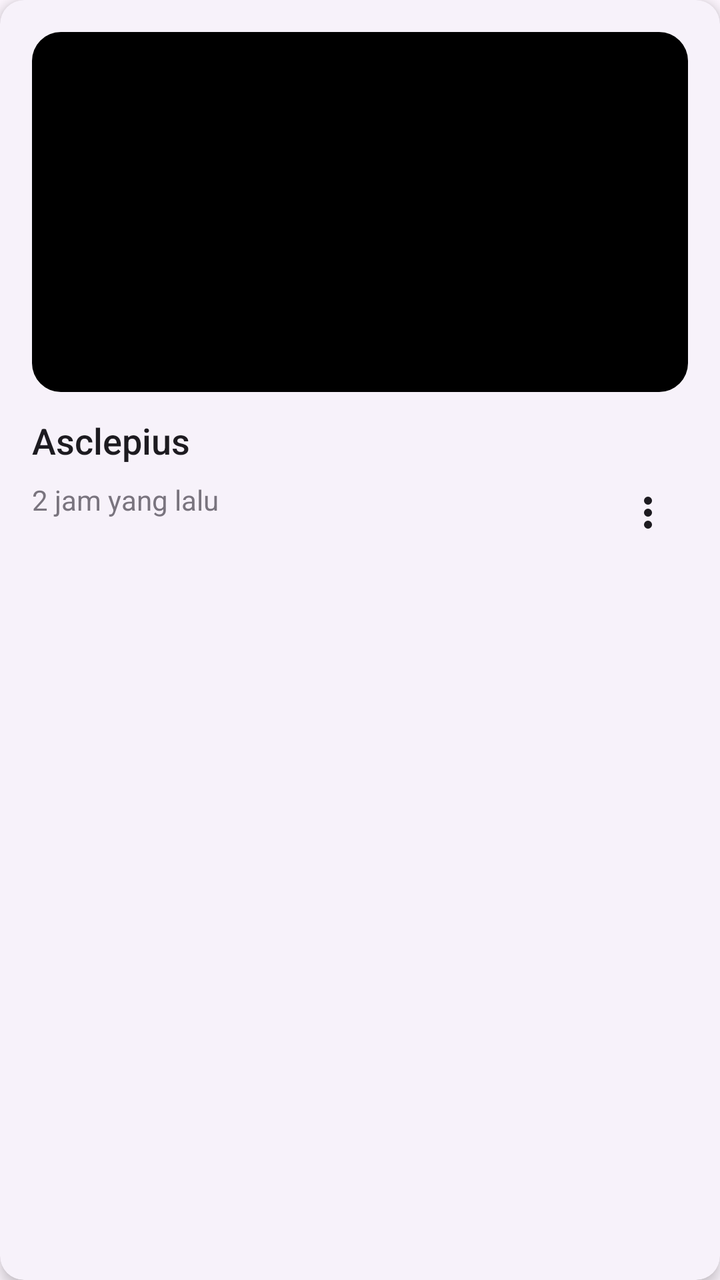
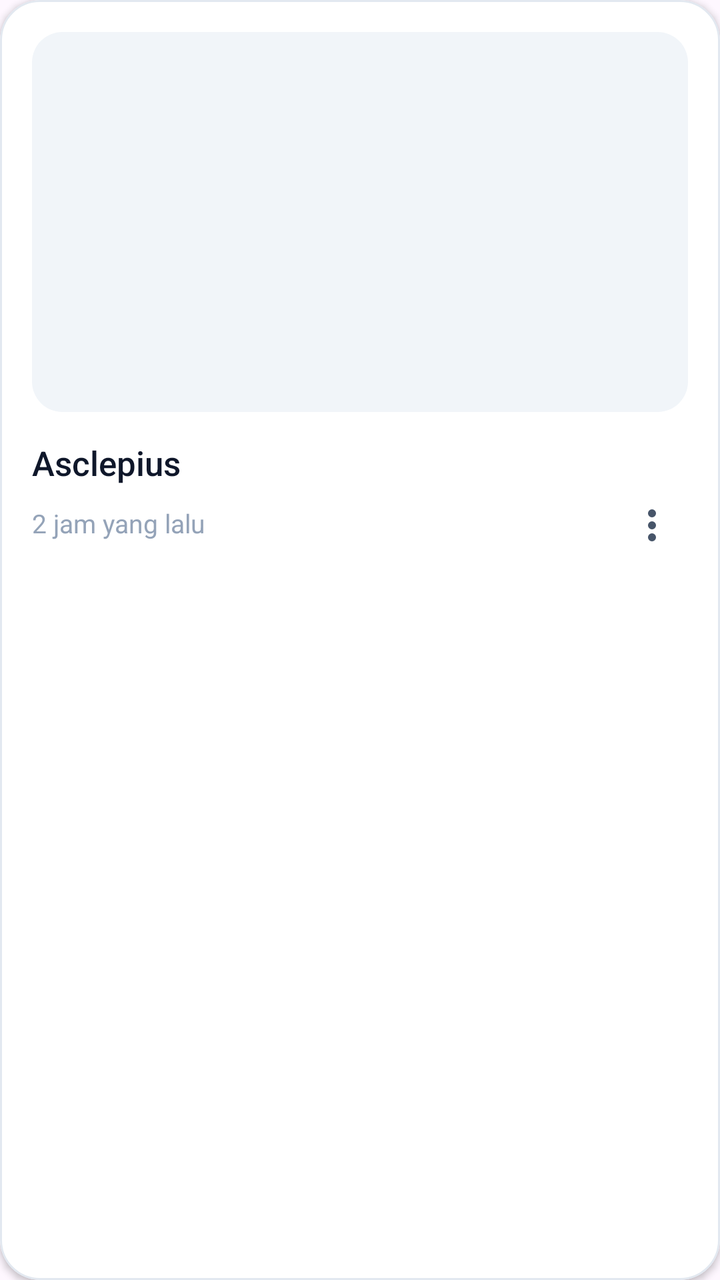

An Android layout rendered at two revisions. The XML below is the earlier revision; the diff shows what the commit changed to produce the second picture.
<!-- AndroidManifest.xml: application theme Theme.Asclepius -->
<!-- res/layout/item_news.xml -->
<?xml version="1.0" encoding="utf-8"?>
<com.google.android.material.card.MaterialCardView xmlns:android="http://schemas.android.com/apk/res/android"
    xmlns:app="http://schemas.android.com/apk/res-auto"
    android:layout_width="match_parent"
    android:layout_height="wrap_content"
    android:layout_marginHorizontal="16dp"
    android:layout_marginVertical="8dp"
    app:cardBackgroundColor="?attr/colorSurfaceContainerLow"
    app:cardCornerRadius="12dp"
    app:cardElevation="4dp"
    app:strokeWidth="0dp">

    <androidx.constraintlayout.widget.ConstraintLayout
        android:layout_width="match_parent"
        android:layout_height="wrap_content"
        android:padding="16dp">

        
        <com.google.android.material.imageview.ShapeableImageView
            android:id="@+id/shapeableImageView"
            android:layout_width="0dp"
            android:layout_height="180dp"
            android:scaleType="centerCrop"
            android:src="@color/black"
            app:layout_constraintEnd_toEndOf="parent"
            app:layout_constraintStart_toStartOf="parent"
            app:layout_constraintTop_toTopOf="parent"
            app:shapeAppearanceOverlay="@style/roundedImageViewRounded" />

        
        <com.google.android.material.textview.MaterialTextView
            android:id="@+id/titleTextView"
            android:layout_width="0dp"
            android:layout_height="wrap_content"
            android:layout_marginTop="12dp"
            android:ellipsize="end"
            android:fontFamily="sans-serif-medium"
            android:lineSpacingExtra="4dp"
            android:maxLines="2"
            android:text="@string/app_name"
            android:textColor="?attr/colorOnSurface"
            android:textSize="18sp"
            app:layout_constraintEnd_toEndOf="parent"
            app:layout_constraintStart_toStartOf="parent"
            app:layout_constraintTop_toBottomOf="@id/shapeableImageView" />

        
        <com.google.android.material.textview.MaterialTextView
            android:id="@+id/timeTextView"
            android:layout_width="wrap_content"
            android:layout_height="wrap_content"
            android:layout_marginTop="8dp"
            android:text="2 jam yang lalu"
            android:textColor="?attr/colorOutline"
            android:textSize="14sp"
            app:layout_constraintStart_toStartOf="parent"
            app:layout_constraintTop_toBottomOf="@id/titleTextView" />

        
        <ImageButton
            android:id="@+id/moreButton"
            android:layout_width="40dp"
            android:layout_height="40dp"
            android:layout_marginTop="4dp"
            android:background="?attr/selectableItemBackgroundBorderless"
            app:layout_constraintEnd_toEndOf="parent"
            app:layout_constraintTop_toBottomOf="@id/titleTextView"
            app:srcCompat="@drawable/ic_more_vert"
            app:tint="?attr/colorOnSurface" />
    </androidx.constraintlayout.widget.ConstraintLayout>
</com.google.android.material.card.MaterialCardView>
<!-- resources referenced by this layout -->
<resources>
  <color name="black">#FF000000</color>
  <!-- drawable ic_more_vert (drawable) -->
  <vector xmlns:android="http://schemas.android.com/apk/res/android"
      android:width="24dp"
      android:height="24dp"
      android:viewportWidth="960"
      android:viewportHeight="960">
    <path
        android:fillColor="@android:color/white"
        android:pathData="M480,800Q447,800 423.5,776.5Q400,753 400,720Q400,687 423.5,663.5Q447,640 480,640Q513,640 536.5,663.5Q560,687 560,720Q560,753 536.5,776.5Q513,800 480,800ZM480,560Q447,560 423.5,536.5Q400,513 400,480Q400,447 423.5,423.5Q447,400 480,400Q513,400 536.5,423.5Q560,447 560,480Q560,513 536.5,536.5Q513,560 480,560ZM480,320Q447,320 423.5,296.5Q400,273 400,240Q400,207 423.5,183.5Q447,160 480,160Q513,160 536.5,183.5Q560,207 560,240Q560,273 536.5,296.5Q513,320 480,320Z"/>
  </vector>
  <string name="app_name">Asclepius</string>
  <style name="roundedImageViewRounded">
          <item name="cornerFamily">rounded</item>
          <item name="cornerSize">8%</item>
      </style>
  <style name="Theme.Asclepius" parent="Theme.Material3.DayNight.NoActionBar">
          
          
          <item name="android:colorControlNormal">#000000</item>
          <item name="android:popupMenuStyle">@style/roundedPopupMenu</item>
      </style>
  <style name="roundedPopupMenu" parent="Widget.Material3.PopupMenu">
          <item name="android:popupBackground">@drawable/custom_popup_background</item>
      </style>
  <!-- drawable custom_popup_background (drawable) -->
  <?xml version="1.0" encoding="UTF-8"?>
  <shape xmlns:android="http://schemas.android.com/apk/res/android">
      <solid android:color="?attr/colorSurface"/>
      <corners
          android:radius="16dp"/>
      <padding
          android:bottom="8dp"
          android:top="8dp"/>
  </shape>
</resources>

<!-- the commit's change to res/layout/item_news.xml (unified diff, before → after) -->
@@ -4,11 +4,12 @@
     android:layout_width="match_parent"
     android:layout_height="wrap_content"
     android:layout_marginHorizontal="16dp"
-    android:layout_marginVertical="8dp"
-    app:cardBackgroundColor="?attr/colorSurfaceContainerLow"
-    app:cardCornerRadius="12dp"
-    app:cardElevation="4dp"
-    app:strokeWidth="0dp">
+    android:layout_marginVertical="10dp"
+    app:cardBackgroundColor="@color/surface_card"
+    app:cardCornerRadius="20dp"
+    app:cardElevation="2dp"
+    app:strokeColor="@color/surface_card_stroke"
+    app:strokeWidth="1dp">
 
     <androidx.constraintlayout.widget.ConstraintLayout
         android:layout_width="match_parent"
@@ -19,9 +20,9 @@
         <com.google.android.material.imageview.ShapeableImageView
             android:id="@+id/shapeableImageView"
             android:layout_width="0dp"
-            android:layout_height="180dp"
+            android:layout_height="190dp"
             android:scaleType="centerCrop"
-            android:src="@color/black"
+            android:src="@color/surface_subtle"
             app:layout_constraintEnd_toEndOf="parent"
             app:layout_constraintStart_toStartOf="parent"
             app:layout_constraintTop_toTopOf="parent"
@@ -32,14 +33,14 @@
             android:id="@+id/titleTextView"
             android:layout_width="0dp"
             android:layout_height="wrap_content"
-            android:layout_marginTop="12dp"
+            android:layout_marginTop="14dp"
             android:ellipsize="end"
             android:fontFamily="sans-serif-medium"
             android:lineSpacingExtra="4dp"
             android:maxLines="2"
             android:text="@string/app_name"
-            android:textColor="?attr/colorOnSurface"
-            android:textSize="18sp"
+            android:textColor="@color/text_primary"
+            android:textSize="17sp"
             app:layout_constraintEnd_toEndOf="parent"
             app:layout_constraintStart_toStartOf="parent"
             app:layout_constraintTop_toBottomOf="@id/shapeableImageView" />
@@ -49,23 +50,24 @@
             android:id="@+id/timeTextView"
             android:layout_width="wrap_content"
             android:layout_height="wrap_content"
-            android:layout_marginTop="8dp"
+            android:layout_marginTop="10dp"
             android:text="2 jam yang lalu"
-            android:textColor="?attr/colorOutline"
-            android:textSize="14sp"
+            android:textColor="@color/text_tertiary"
+            android:textSize="13sp"
             app:layout_constraintStart_toStartOf="parent"
             app:layout_constraintTop_toBottomOf="@id/titleTextView" />
 
         
         <ImageButton
             android:id="@+id/moreButton"
-            android:layout_width="40dp"
-            android:layout_height="40dp"
-            android:layout_marginTop="4dp"
+            android:layout_width="36dp"
+            android:layout_height="36dp"
+            android:layout_marginTop="2dp"
             android:background="?attr/selectableItemBackgroundBorderless"
+            android:contentDescription="@string/app_name"
             app:layout_constraintEnd_toEndOf="parent"
             app:layout_constraintTop_toBottomOf="@id/titleTextView"
             app:srcCompat="@drawable/ic_more_vert"
-            app:tint="?attr/colorOnSurface" />
+            app:tint="@color/text_secondary" />
     </androidx.constraintlayout.widget.ConstraintLayout>
 </com.google.android.material.card.MaterialCardView>
<!-- resource entries referenced after the edit -->
@@ -1,6 +1,11 @@
 <!-- resources referenced by this layout -->
 <resources>
-  <color name="black">#FF000000</color>
+  <color name="surface_card">#FFFFFF</color>
+  <color name="surface_card_stroke">#E2E8F0</color>
+  <color name="surface_subtle">#F1F5F9</color>
+  <color name="text_primary">#0F172A</color>
+  <color name="text_secondary">#475569</color>
+  <color name="text_tertiary">#94A3B8</color>
   <!-- drawable ic_more_vert (drawable) -->
   <vector xmlns:android="http://schemas.android.com/apk/res/android"
       android:width="24dp"
